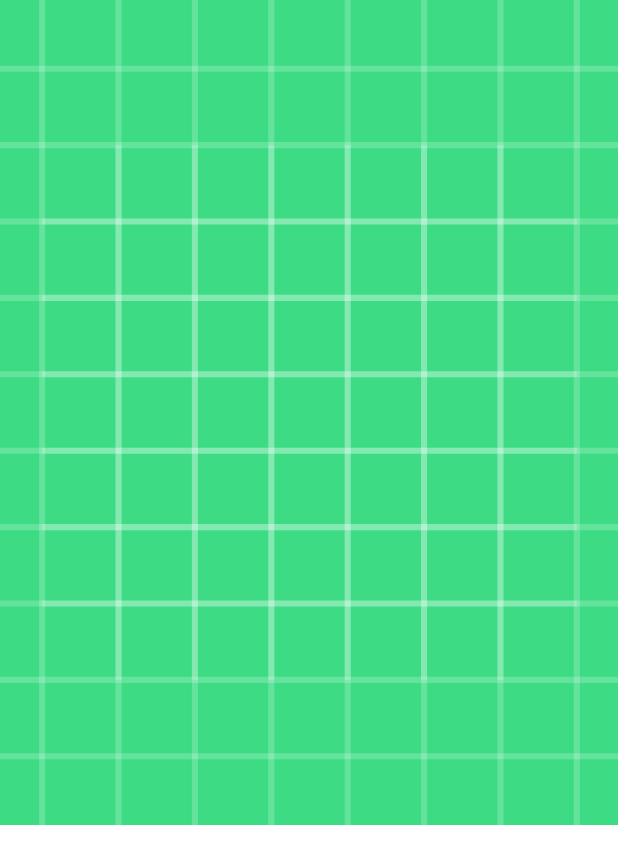
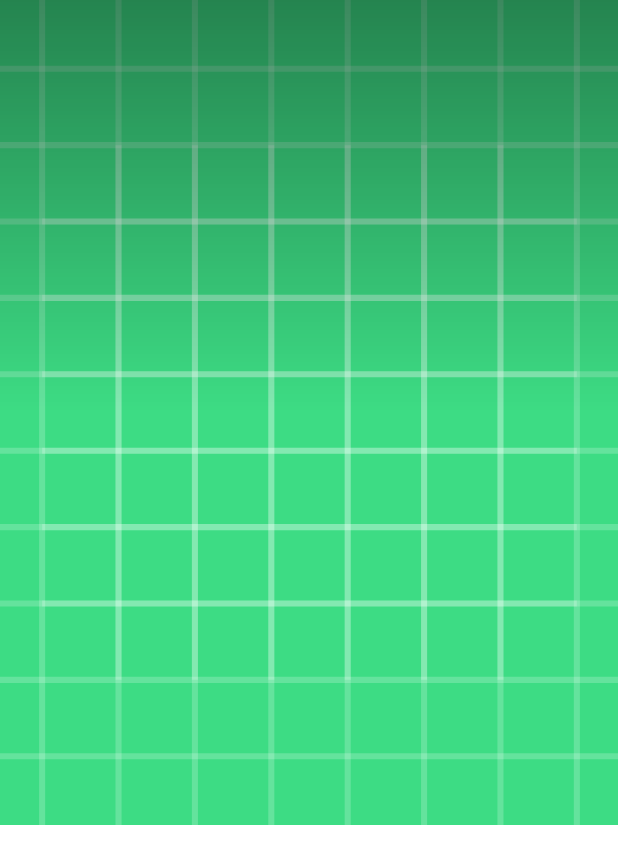
Before and after one commit to zafar-apk/Marvel, an Android app: the fragment CharacterDetailsFragment placed in its activity, on a phone screen of 412 x 824 dp. Shown: the top 864 px of the screen. Run offline under Robolectric (Android 15) with nearby library versions, the phone set to English and light mode, and no system bars; our stand-ins replace Dagger/Hilt's generated code; network calls fail; pictures from the network do not load.

Commit message:
Ui changes

```diff
--- a/app/src/main/java/com/education/marvel/AppConstants.kt
+++ b/app/src/main/java/com/education/marvel/AppConstants.kt
@@ -3,9 +3,10 @@ package com.education.marvel
 object AppConstants {
 
     const val BASE_URL = "https://gateway.marvel.com"
+
     const val THUMBNAIL_PATH = "portrait_xlarge"
     const val THUMBNAIL_MAIN_PATH = "detail"
-    const val AUTH_HEADER = "Authorization"
+
     const val DEFAULT_PAGE_SIZE = 20
 
     const val KEY_CHARACTER_ID = "character_id"
--- /dev/null
+++ b/app/src/main/res/drawable/image_scrim.xml
@@ -0,0 +1,10 @@
+<?xml version="1.0" encoding="utf-8"?>
+<shape xmlns:android="http://schemas.android.com/apk/res/android"
+    android:shape="rectangle">
+    <gradient
+        android:angle="-90"
+        android:centerColor="@android:color/transparent"
+        android:endColor="@android:color/transparent"
+        android:startColor="@color/scrim_color"
+        android:type="linear" />
+</shape>
--- a/app/src/main/res/layout/fragment_character_details.xml
+++ b/app/src/main/res/layout/fragment_character_details.xml
@@ -29,11 +29,12 @@
                 android:layout_width="match_parent"
                 android:layout_height="550dp"
                 android:adjustViewBounds="true"
+                android:foreground="@drawable/image_scrim"
                 android:contentDescription="@string/character_image"
                 android:scaleType="centerCrop"
                 android:src="@drawable/ic_launcher_background"
                 app:layout_collapseMode="parallax"
-                app:layout_collapseParallaxMultiplier="0.7" />
+                app:layout_collapseParallaxMultiplier="0.7"/>
 
             <androidx.appcompat.widget.Toolbar
                 android:id="@+id/toolbar"
--- a/app/src/main/res/layout/fragment_character_list.xml
+++ b/app/src/main/res/layout/fragment_character_list.xml
@@ -30,9 +30,11 @@
     <ProgressBar
         android:id="@+id/progressBar"
         style="?android:attr/progressBarStyleHorizontal"
+        android:indeterminate="true"
         android:layout_width="0dp"
         android:layout_height="wrap_content"
         android:visibility="gone"
+        tools:visibility="visible"
         app:layout_constraintBottom_toTopOf="@+id/characters_recycler_view"
         app:layout_constraintEnd_toEndOf="parent"
         app:layout_constraintStart_toStartOf="parent"
--- a/app/src/main/res/values-night/colors.xml
+++ /dev/null
@@ -1,2 +0,0 @@
-<?xml version="1.0" encoding="utf-8"?>
-<resources></resources>
--- a/app/src/main/res/values/colors.xml
+++ b/app/src/main/res/values/colors.xml
@@ -7,4 +7,5 @@
     <color name="teal_700">#FF018786</color>
     <color name="black">#FF000000</color>
     <color name="toolbar_content">#FFFFFFFF</color>
+    <color name="scrim_color">#66000000</color>
 </resources>
--- /dev/null
+++ b/app/src/main/res/values/dimens.xml
@@ -0,0 +1,4 @@
+<?xml version="1.0" encoding="utf-8"?>
+<resources>
+    <dimen name="item_space">8dp</dimen>
+</resources>
```
Also changed, not shown: app/src/main/java/com/education/marvel/presenter/util/RecyclerViewPagination.kt (deleted, +0 -45 lines), app/src/main/java/com/education/marvel/presenter/util/SpacesItemDecoration.kt (added, +28 -0 lines).
